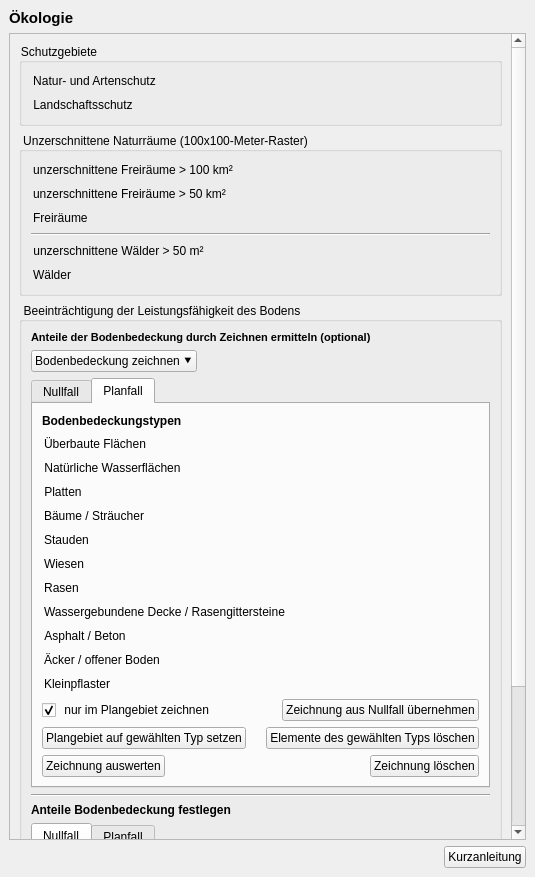
projektcheck/ProjektCheck-QGIS, file projektchecktools/ui/ProjektCheck_dockwidget_analysis_04-Oeko.ui: the form before one commit.
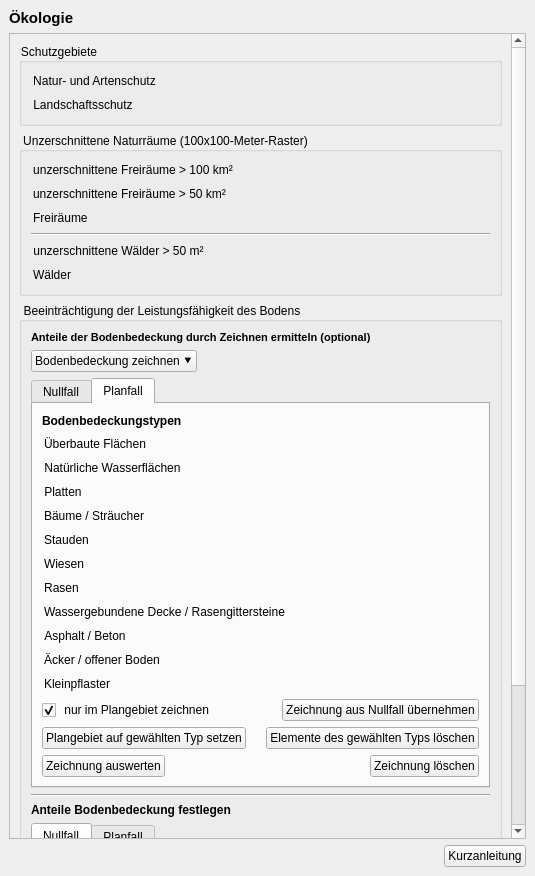
The form after the commit. Icons and pictures are not drawn. Custom widgets are drawn as their Qt base class.

Commit message: Improvement UI and tooltips in Wirkungsbereich "Verkehr im Umfeld", Wirkungsbereich "Ökologie" (not reviewed yet), Wirkungsbereich "Infrastrukturfolgekosten" (not reviewed yet) and "Projektdefinition".

```diff
--- a/projektchecktools/ui/ProjektCheck_dockwidget_analysis_04-Oeko.ui
+++ b/projektchecktools/ui/ProjektCheck_dockwidget_analysis_04-Oeko.ui
@@ -7,7 +7,7 @@
     <x>0</x>
     <y>0</y>
     <width>535</width>
-    <height>877</height>
+    <height>876</height>
    </rect>
   </property>
   <property name="styleSheet">
```
Left out of the diff: 74 changed lines with no effect on the pictures. The commit also changes 4 other files.
